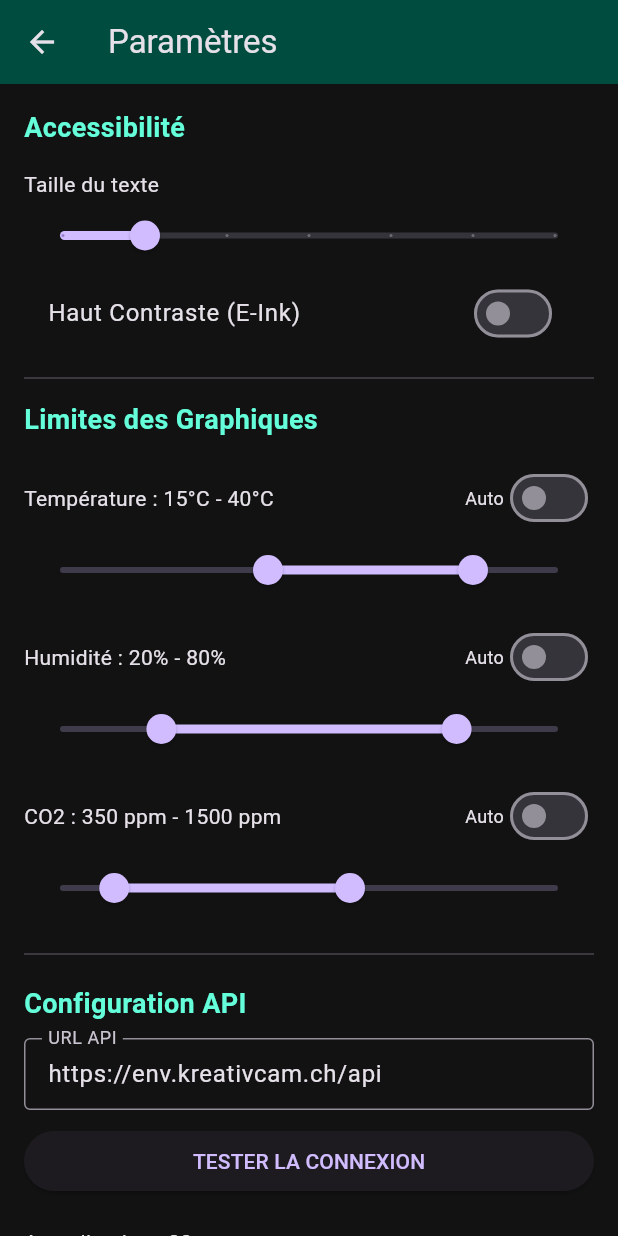
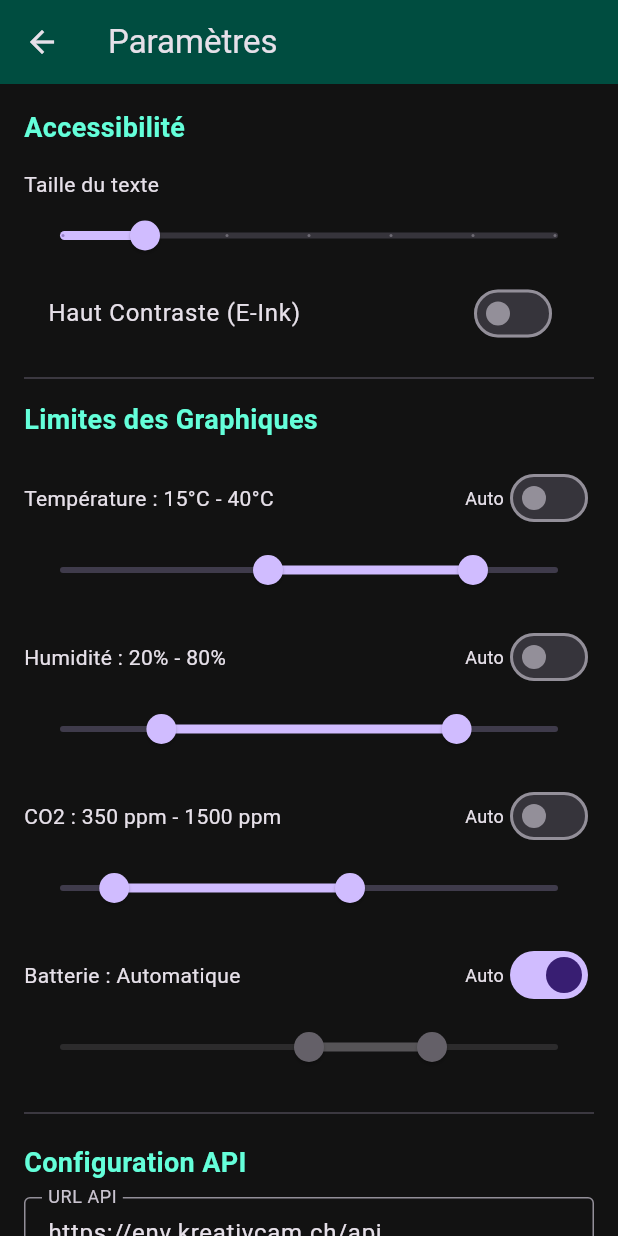
Before and after one commit to Hoferlukaslh/EnviroMetricsV2, a Flutter app: the screen it shows after launch, in the side drawer, after a tap on "Paramètres", on a phone screen of 412 x 824 dp. Run offline on Flutter 3.47's test engine with Material 3 defaults, Android fonts, the phone set to English and light mode, and no system bars; our stand-ins replace fl_chart, shared_preferences, wakelock_plus; network calls fail.

Commit message:
maj librairies, ajout de l'affichage de la batterie

```diff
--- a/App/envirometrics/lib/dashboard_screen.dart
+++ b/App/envirometrics/lib/dashboard_screen.dart
@@ -25,7 +25,7 @@ class _DashboardScreenState extends State<DashboardScreen>
   bool _isFullscreen = false;
   Timer? _refreshTimer;
   int? _lastAppId;
-  double? _lastDays; // Changé en double
+  double? _lastDays;
   String? _lastUrl;
   int? _lastRefreshRate;
   bool? _lastHighContrast;
@@ -139,7 +139,6 @@ class _DashboardScreenState extends State<DashboardScreen>
       360.0: '360 J',
     };
 
-    //  Détection pour savoir si on est strictement sur une app Mobil
     final bool isMobile =
         !kIsWeb &&
         (defaultTargetPlatform == TargetPlatform.android ||
@@ -153,7 +152,87 @@ class _DashboardScreenState extends State<DashboardScreen>
       appBar: AppBar(
         title: Text(provider.appName),
         actions: [
-          // Le bouton n'apparaît que si isMobile est "true"
+          // NOUVEAU : INDICATEUR DE BATTERIE CLIQUABLE
+          ValueListenableBuilder<List<Mesure>?>(
+            valueListenable: _mesuresNotifier,
+            builder: (context, data, _) {
+              if (data == null || data.isEmpty) return const SizedBox.shrink();
+
+              // On cherche les mesures qui contiennent un niveau de batterie
+              final validVbatData = data.where((m) => m.vbat != null).toList();
+              if (validVbatData.isEmpty) return const SizedBox.shrink();
+
+              final lastVbat = validVbatData.last.vbat!;
+              final isWarning = lastVbat < 3.3; // Alerte rouge sous 3.3V
+
+              final iconColor = provider.isHighContrast ? Colors.black : Colors.white;
+
+              return GestureDetector(
+                onTap: () {
+                  showDialog(
+                    context: context,
+                    builder: (context) => Dialog(
+                      backgroundColor: Colors.transparent,
+                      elevation: 0,
+                      insetPadding: const EdgeInsets.all(16),
+                      child: SizedBox(
+                        width: MediaQuery.of(context).size.width,
+                        height: MediaQuery.of(context).size.height * 0.9,
+                        child: ValueListenableBuilder<List<Mesure>?>(
+                          valueListenable: _mesuresNotifier,
+                          builder: (context, dialogData, _) {
+                            if (dialogData == null || dialogData.isEmpty) return const SizedBox.shrink();
+
+                            final dValidVbatData = dialogData.where((m) => m.vbat != null).toList();
+                            if (dValidVbatData.isEmpty) return const SizedBox.shrink();
+
+                            final dLastVbat = dValidVbatData.last.vbat!;
+                            final dIsWarning = dLastVbat < 3.3;
+
+                            return _buildCardContent(
+                              "Batterie",
+                              "${dLastVbat.toStringAsFixed(2)} V",
+                              dValidVbatData,
+                              (m) => m.vbat!,
+                              Colors.amber, // Graphique en jaune
+                              provider.vbatMin,
+                              provider.vbatMax,
+                              provider.autoVbat,
+                              dIsWarning,
+                              true,
+                            );
+                          },
+                        ),
+                      ),
+                    ),
+                  );
+                },
+                child: Container(
+                  padding: const EdgeInsets.symmetric(horizontal: 8),
+                  alignment: Alignment.center,
+                  child: Row(
+                    children: [
+                      Icon(
+                        lastVbat >= 4.0 ? Icons.battery_full :
+                        lastVbat >= 3.5 ? Icons.battery_5_bar :
+                        lastVbat >= 3.2 ? Icons.battery_3_bar : Icons.battery_alert,
+                        color: isWarning && !provider.isHighContrast ? Colors.redAccent : iconColor,
+                        size: 20,
+                      ),
+                      const SizedBox(width: 6),
+                      _BlinkingValue(
+                        value: "${lastVbat.toStringAsFixed(2)}V",
+                        isWarning: isWarning,
+                        color: iconColor,
+                        isHC: provider.isHighContrast,
+                      ),
+                    ],
+                  ),
+                ),
+              );
+            },
+          ),
+
           if (isMobile)
             IconButton(
               icon: Icon(
@@ -240,6 +319,7 @@ class _DashboardScreenState extends State<DashboardScreen>
   String _formatValue(String title, Mesure m) {
     if (title == "Température") return "${m.temperature} °C";
     if (title == "Humidité") return "${m.humidite} %";
+    if (title == "Batterie") return "${m.vbat?.toStringAsFixed(2)} V";
     return "${m.co2} ppm";
   }
 
@@ -336,7 +416,7 @@ Widget _buildCardContent(
       final Color cardBg = isHC ? Colors.white : (isDark ? const Color(0xFF1A1A1A) : Colors.white);
 
       Color mainColor = isHC ? Colors.black : color;
-    String unit = title == "Température" ? " °C" : title == "Humidité" ? " %" : " ppm";
+      String unit = title == "Température" ? " °C" : title == "Humidité" ? " %" : title == "Batterie" ? " V" : " ppm";
 
       // 1. CALCUL DE L'AUTO-SCALE VERTICAL
       double finalMin = min;
@@ -363,8 +443,8 @@ Widget _buildCardContent(
       if (data.isNotEmpty) {
         minTime = data.first.timestamp.millisecondsSinceEpoch.toDouble();
         maxTime = data.last.timestamp.millisecondsSinceEpoch.toDouble();
-      timeInterval = (maxTime - minTime) / 5; // Découpe le temps en 5 paliers parfaits
-      if (timeInterval <= 0) timeInterval = 1; // Sécurité
+        timeInterval = (maxTime - minTime) / 5;
+        if (timeInterval <= 0) timeInterval = 1;
       }
 
       return Container(
@@ -424,7 +504,7 @@ Widget _buildCardContent(
                                                 "${date.minute.toString().padLeft(2, '0')}";
 
                           final double realValue = map(data[index]);
-                        final String valueStr = realValue.toStringAsFixed(1);
+                          final String valueStr = realValue.toStringAsFixed(2);
 
                           return LineTooltipItem(
                             '$valueStr$unit\n',
@@ -479,7 +559,6 @@ Widget _buildCardContent(
                         reservedSize: 40,
                         getTitlesWidget: (value, meta) {
                           String text = value.toStringAsFixed(1);
-                        // On cache la virgule si c'est un compte rond pour garder ça propre
                           if (text.endsWith('.0')) {
                             text = text.substring(0, text.length - 2);
                           }
@@ -511,7 +590,6 @@ Widget _buildCardContent(
         ),
       );
     }
-
 
   Widget _buildDropdown(
     DashboardProvider provider,
--- a/App/envirometrics/lib/main.dart
+++ b/App/envirometrics/lib/main.dart
@@ -53,11 +53,15 @@ class DashboardProvider with ChangeNotifier {
     _co2Min = prefs.getDouble('co2Min') ?? 350.0;
     _co2Max = prefs.getDouble('co2Max') ?? 1500.0;
     _autoCo2 = prefs.getBool('autoCo2') ?? false;
+
+    _vbatMin = prefs.getDouble('vbatMin') ?? 3.0;
+    _vbatMax = prefs.getDouble('vbatMax') ?? 4.5;
+    _autoVbat = prefs.getBool('autoVbat') ?? true; // Par défaut en auto
   }
 
   late int _appId;
   late String _appName;
-  late double _days; // Changé en double
+  late double _days;
   late String _apiUrl;
   late int _refreshRate;
   late bool _isDarkMode;
@@ -76,9 +80,13 @@ class DashboardProvider with ChangeNotifier {
   late double _co2Max;
   late bool _autoCo2;
 
+  late double _vbatMin;
+  late double _vbatMax;
+  late bool _autoVbat;
+
   int get appId => _appId;
   String get appName => _appName;
-  double get days => _days; // Changé en double
+  double get days => _days;
   String get apiUrl => _apiUrl;
   int get refreshRate => _refreshRate;
   bool get isDarkMode => _isDarkMode;
@@ -96,6 +104,10 @@ class DashboardProvider with ChangeNotifier {
   double get co2Min => _co2Min;
   double get co2Max => _co2Max;
   bool get autoCo2 => _autoCo2;
+
+  double get vbatMin => _vbatMin;
+  double get vbatMax => _vbatMax;
+  bool get autoVbat => _autoVbat;
 
   void setDarkMode(bool value) {
     _isDarkMode = value;
@@ -124,7 +136,6 @@ class DashboardProvider with ChangeNotifier {
   }
 
   void setDays(double days) {
-    // Changé en double
     _days = days;
     prefs.setDouble('days', days);
     notifyListeners();
@@ -143,15 +154,10 @@ class DashboardProvider with ChangeNotifier {
   }
 
   void updateChartBounds(
-    double tMin,
-    double tMax,
-    bool aTemp,
-    double hMin,
-    double hMax,
-    bool aHum,
-    double cMin,
-    double cMax,
-    bool aCo2,
+    double tMin, double tMax, bool aTemp,
+    double hMin, double hMax, bool aHum,
+    double cMin, double cMax, bool aCo2,
+    double vMin, double vMax, bool aVbat,
   ) {
     _tempMin = tMin;
     _tempMax = tMax;
@@ -165,6 +171,10 @@ class DashboardProvider with ChangeNotifier {
     _co2Max = cMax;
     _autoCo2 = aCo2;
 
+    _vbatMin = vMin;
+    _vbatMax = vMax;
+    _autoVbat = aVbat;
+
     prefs.setDouble('tempMin', tMin);
     prefs.setDouble('tempMax', tMax);
     prefs.setBool('autoTemp', aTemp);
@@ -176,6 +186,10 @@ class DashboardProvider with ChangeNotifier {
     prefs.setDouble('co2Min', cMin);
     prefs.setDouble('co2Max', cMax);
     prefs.setBool('autoCo2', aCo2);
+
+    prefs.setDouble('vbatMin', vMin);
+    prefs.setDouble('vbatMax', vMax);
+    prefs.setBool('autoVbat', aVbat);
 
     notifyListeners();
   }
--- a/App/envirometrics/lib/mesure.dart
+++ b/App/envirometrics/lib/mesure.dart
@@ -4,6 +4,7 @@ class Mesure {
   final double humidite;
   final double co2;
   final int appId;
+  final double? vbat;
 
   Mesure({
     required this.timestamp,
@@ -11,6 +12,7 @@ class Mesure {
     required this.humidite,
     required this.co2,
     required this.appId,
+    this.vbat,
   });
 
   factory Mesure.fromJson(Map<String, dynamic> json) {
@@ -20,6 +22,7 @@ class Mesure {
       humidite: double.parse(json['humidite'].toString()),
       co2: double.parse(json['co2'].toString()),
       appId: int.parse(json['app_id'].toString()),
+      vbat: json['vbat'] != null ? double.tryParse(json['vbat'].toString()) : null,
     );
   }
 }
--- a/App/envirometrics/lib/settings_screen.dart
+++ b/App/envirometrics/lib/settings_screen.dart
@@ -22,11 +22,13 @@ class _SettingsScreenState extends State<SettingsScreen> {
   RangeValues _tempRange = const RangeValues(15, 40);
   RangeValues _humRange = const RangeValues(20, 80);
   RangeValues _co2Range = const RangeValues(350, 1500);
+  RangeValues _vbatRange = const RangeValues(3.0, 4.5);
 
   // Auto Scale Variables
   bool _autoTemp = false;
   bool _autoHum = false;
   bool _autoCo2 = false;
+  bool _autoVbat = true;
 
   @override
   void initState() {
@@ -39,10 +41,12 @@ class _SettingsScreenState extends State<SettingsScreen> {
     _tempRange = RangeValues(provider.tempMin, provider.tempMax);
     _humRange = RangeValues(provider.humMin, provider.humMax);
     _co2Range = RangeValues(provider.co2Min, provider.co2Max);
+    _vbatRange = RangeValues(provider.vbatMin, provider.vbatMax);
 
     _autoTemp = provider.autoTemp;
     _autoHum = provider.autoHum;
     _autoCo2 = provider.autoCo2;
+    _autoVbat = provider.autoVbat;
   }
 
   Future<void> _testConnection() async {
@@ -225,6 +229,40 @@ class _SettingsScreenState extends State<SettingsScreen> {
             ),
             onChanged: _autoCo2 ? null : (v) => setState(() => _co2Range = v),
           ),
+          const SizedBox(height: 10),
+
+          // --- BATTERIE ---
+          Row(
+            mainAxisAlignment: MainAxisAlignment.spaceBetween,
+            children: [
+              Text(
+                "Batterie : " +
+                    (_autoVbat
+                        ? "Automatique"
+                        : "${_vbatRange.start.toStringAsFixed(1)}V - ${_vbatRange.end.toStringAsFixed(1)}V"),
+              ),
+              Row(
+                children: [
+                  const Text("Auto", style: TextStyle(fontSize: 12)),
+                  Switch(
+                    value: _autoVbat,
+                    onChanged: (v) => setState(() => _autoVbat = v),
+                  ),
+                ],
+              ),
+            ],
+          ),
+          RangeSlider(
+            values: _vbatRange,
+            min: 0,
+            max: 6,
+            divisions: 60,
+            labels: RangeLabels(
+              "${_vbatRange.start.toStringAsFixed(1)}",
+              "${_vbatRange.end.toStringAsFixed(1)}",
+            ),
+            onChanged: _autoVbat ? null : (v) => setState(() => _vbatRange = v),
+          ),
 
           const Divider(height: 40),
 
@@ -336,17 +374,12 @@ class _SettingsScreenState extends State<SettingsScreen> {
                       Appareil(id: _defaultAppId, nom: provider.appName),
                 );
 
-                // Sauvegarder les limites des graphiques et les états auto
+                // Sauvegarder les limites des graphiques et les états auto (vbat inclus)
                 provider.updateChartBounds(
-                  _tempRange.start,
-                  _tempRange.end,
-                  _autoTemp,
-                  _humRange.start,
-                  _humRange.end,
-                  _autoHum,
-                  _co2Range.start,
-                  _co2Range.end,
-                  _autoCo2,
+                  _tempRange.start, _tempRange.end, _autoTemp,
+                  _humRange.start, _humRange.end, _autoHum,
+                  _co2Range.start, _co2Range.end, _autoCo2,
+                  _vbatRange.start, _vbatRange.end, _autoVbat,
                 );
 
                 // Sauvegarder les paramètres généraux
```
Also changed, not shown: 3 other files. Lines whose indentation alone changed are shown as unchanged.
